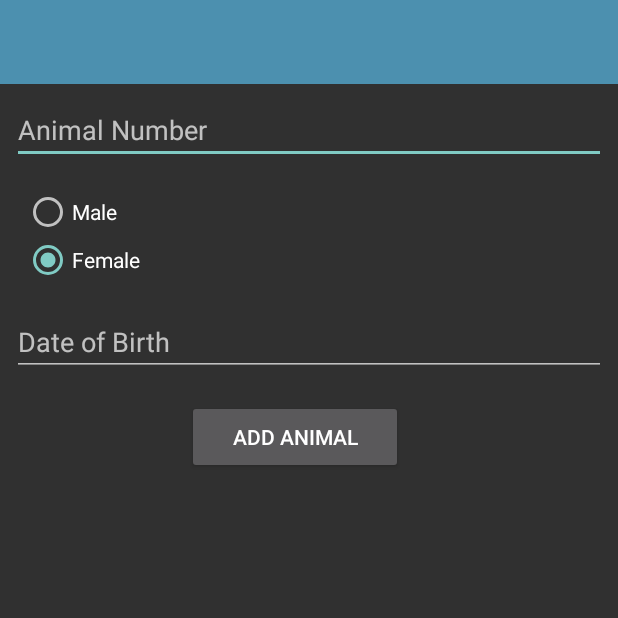
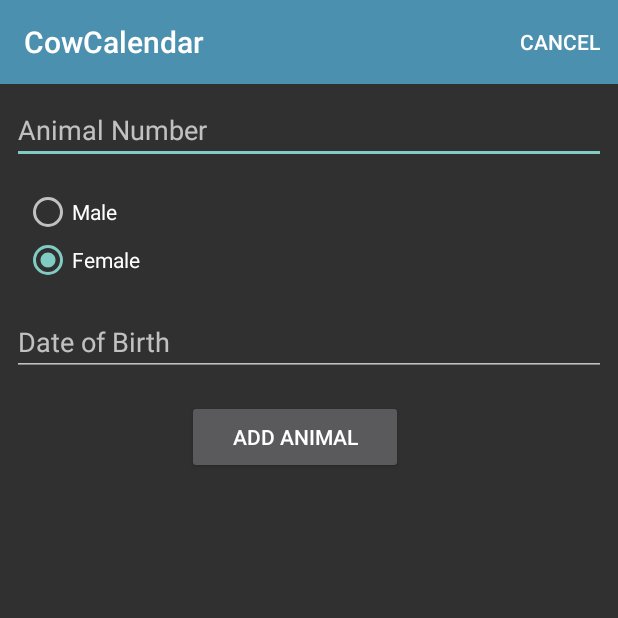
Before and after one commit to a-helen1/cow_calendar, an Android app: the AnimalActivity screen opened directly, with no data from a screen before it, on a phone screen of 412 x 824 dp, the top half of it. Run offline under Robolectric (Android 15) with nearby library versions, the phone set to English and light mode, and no system bars; 1 statement that could not run was skipped.

Commit message:
add cancel button to add animal toolbar

```diff
--- a/app/src/main/java/org/wit/cowcalendar/activities/AnimalActivity.kt
+++ b/app/src/main/java/org/wit/cowcalendar/activities/AnimalActivity.kt
@@ -2,6 +2,8 @@ package org.wit.cowcalendar.activities
 
 import androidx.appcompat.app.AppCompatActivity
 import android.os.Bundle
+import android.view.Menu
+import android.view.MenuItem
 import android.widget.RadioGroup
 import kotlinx.android.synthetic.main.activity_animal.*
 import org.jetbrains.anko.AnkoLogger
@@ -19,6 +21,9 @@ class AnimalActivity : AppCompatActivity(), AnkoLogger {
   override fun onCreate(savedInstanceState: Bundle?) {
     super.onCreate(savedInstanceState)
     setContentView(R.layout.activity_animal)
+    toolbarAdd.title = title
+    setSupportActionBar(toolbarAdd)
+    info("Animal Activity started..")
     app = application as MainApp
 
     val radioGroup = findViewById<RadioGroup>(R.id.radioGroup)
@@ -44,4 +49,18 @@ class AnimalActivity : AppCompatActivity(), AnkoLogger {
       }
     }
   }
+
+  override fun onCreateOptionsMenu(menu: Menu): Boolean {
+    menuInflater.inflate(R.menu.menu_animal, menu)
+    return super.onCreateOptionsMenu(menu)
+  }
+
+  override fun onOptionsItemSelected(item: MenuItem): Boolean {
+    when (item?.itemId) {
+      R.id.item_cancel -> {
+        finish()
+      }
+    }
+    return super.onOptionsItemSelected(item)
+  }
 }
--- a/app/src/main/res/layout/activity_animal.xml
+++ b/app/src/main/res/layout/activity_animal.xml
@@ -17,7 +17,7 @@
         app:theme="@style/ThemeOverlay.AppCompat.Dark.ActionBar">
 
         <androidx.appcompat.widget.Toolbar
-            android:id="@+id/toolbar"
+            android:id="@+id/toolbarAdd"
             android:layout_width="match_parent"
             android:layout_height="wrap_content"
             app:titleTextColor="@color/colorPrimary" />
--- /dev/null
+++ b/app/src/main/res/menu/menu_animal.xml
@@ -0,0 +1,9 @@
+<?xml version="1.0" encoding="utf-8"?>
+<menu xmlns:android="http://schemas.android.com/apk/res/android"
+    xmlns:app="http://schemas.android.com/apk/res-auto">
+
+    <item
+        android:id="@+id/item_cancel"
+        android:title="@string/menu_cancel_animal"
+        app:showAsAction="always"/>
+</menu>
--- a/app/src/main/res/values/strings.xml
+++ b/app/src/main/res/values/strings.xml
@@ -14,5 +14,8 @@
     <string name="post_serve">Post Serve</string>
     <string name="ok_to_serv">Ok To Serve</string>
     <string name="treatment_required">Treatment Required</string>
+
     <string name="menu_add_animal">Add</string>
+    <string name="menu_cancel_animal">Cancel</string>
+
 </resources>
```
Also changed, not shown: app/src/main/java/org/wit/cowcalendar/activities/AnimalAdapter.kt (added, +36 -0 lines), app/src/main/java/org/wit/cowcalendar/activities/AnimalListActivity.kt (+1 -32 lines).
